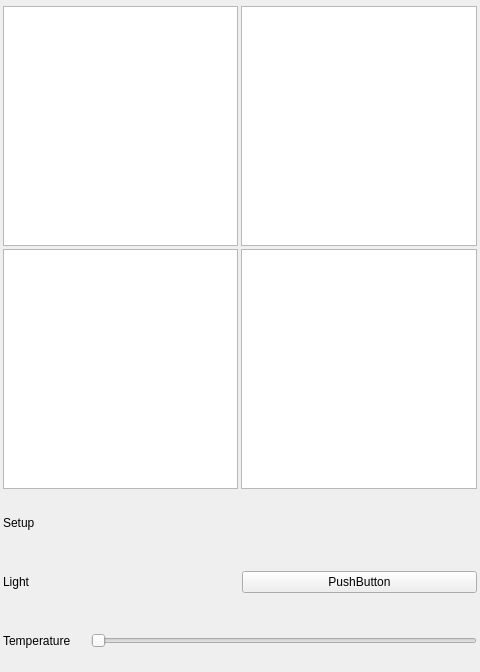
The window that Apps/IoT-Dashboard/MushroomView.ui (quachconghoang/agricultureDrone) describes before a commit, drawn with Qt 5.
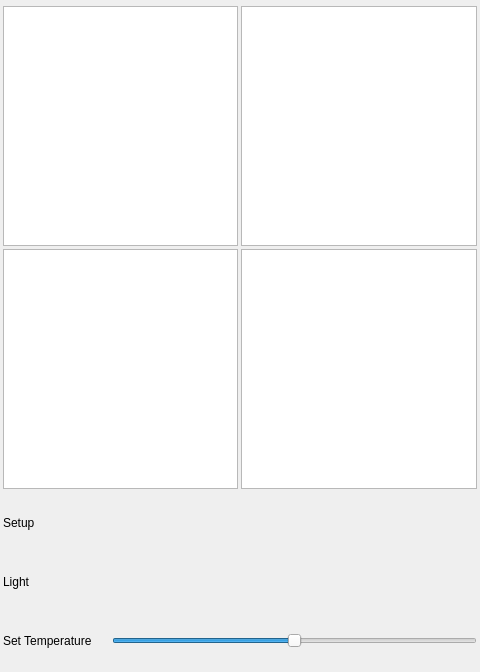
The same window after the commit.

Commit message: Wasting time

What changed in the file:
```diff
--- a/Apps/IoT-Dashboard/MushroomView.ui
+++ b/Apps/IoT-Dashboard/MushroomView.ui
@@ -148,7 +148,7 @@
     </layout>
    </item>
    <item>
-    <layout class="QHBoxLayout" name="hL_2" stretch="0,0">
+    <layout class="QHBoxLayout" name="hL_2" stretch="0">
      <property name="leftMargin">
       <number>3</number>
      </property>
@@ -174,13 +174,6 @@
        </property>
       </widget>
      </item>
-     <item>
-      <widget class="QPushButton" name="pushButton">
-       <property name="text">
-        <string>PushButton</string>
-       </property>
-      </widget>
-     </item>
     </layout>
    </item>
    <item>
@@ -209,12 +202,21 @@
         </size>
        </property>
        <property name="text">
-        <string>Temperature</string>
+        <string>Set Temperature</string>
        </property>
       </widget>
      </item>
      <item>
       <widget class="QSlider" name="horizontalSlider">
+       <property name="minimum">
+        <number>20</number>
+       </property>
+       <property name="maximum">
+        <number>30</number>
+       </property>
+       <property name="value">
+        <number>25</number>
+       </property>
        <property name="orientation">
         <enum>Qt::Horizontal</enum>
        </property>
```
The commit also changes 1 other file.
